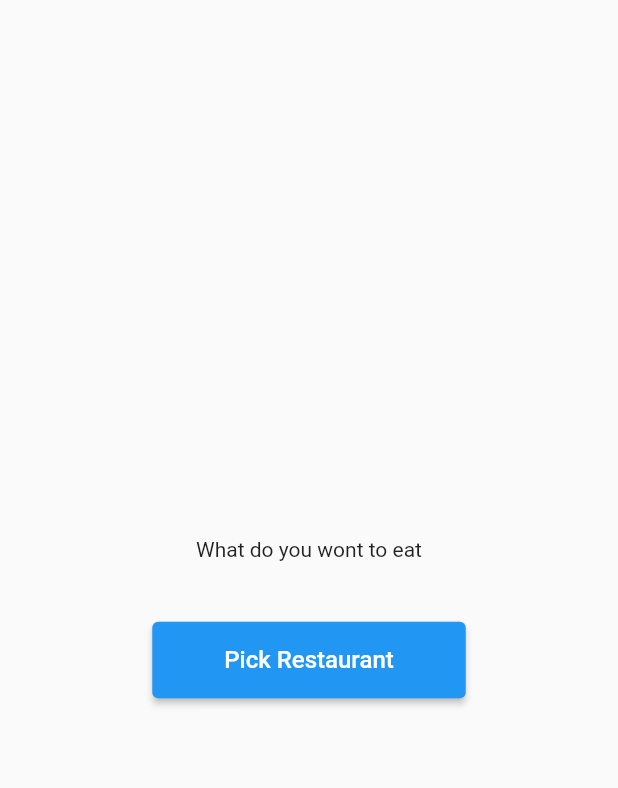
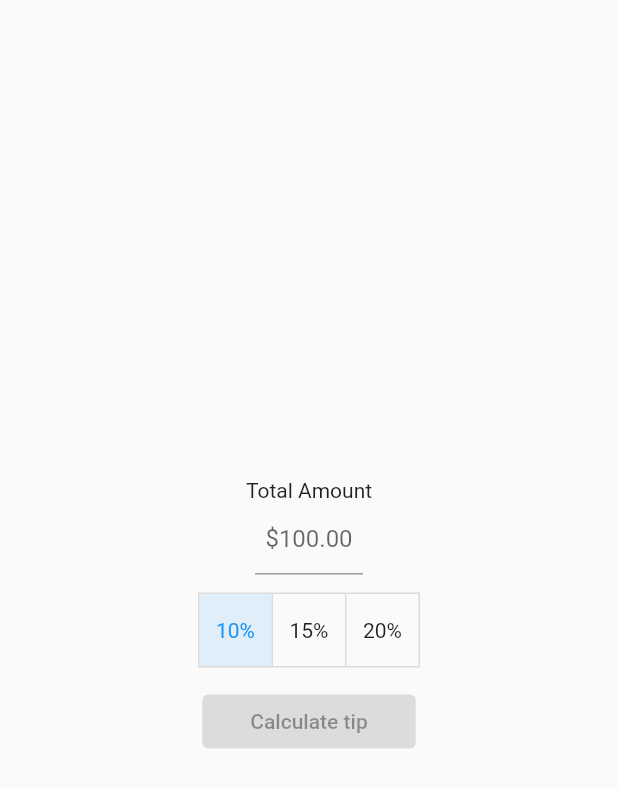
Before and after one commit to Montalmo/killo_project, a Flutter app: the screen it shows after launch, on a phone screen of 412 x 824 dp. Shown: the top 788 px of the screen. Run offline on Flutter 3.47's test engine with Material 2 defaults, Android fonts, the phone set to English and light mode, and no system bars; statements that could not run were skipped.

Commit message:
first commit 02

```diff
--- /dev/null
+++ b/lib/day02.dart
@@ -0,0 +1,77 @@
+import 'package:flutter/material.dart';
+import 'package:flutter/src/widgets/container.dart';
+import 'package:flutter/src/widgets/framework.dart';
+
+class Day02 extends StatefulWidget {
+  const Day02({super.key});
+
+  @override
+  State<Day02> createState() => _Day02State();
+}
+
+class _Day02State extends State<Day02> {
+  final controller = TextEditingController();
+
+  List<bool> _selection = [true, false, false];
+
+  @override
+  Widget build(BuildContext context) {
+    return MaterialApp(
+      home: Scaffold(
+        body: Center(
+          child: Column(
+            mainAxisAlignment: MainAxisAlignment.center,
+            children: [
+              const Text('Total Amount'),
+              SizedBox(
+                width: 72.0,
+                child: TextField(
+                  controller: controller,
+                  textAlign: TextAlign.center,
+                  decoration: InputDecoration(hintText: '\$100.00'),
+                  keyboardType: TextInputType.numberWithOptions(decimal: true),
+                ),
+              ),
+              const SizedBox(
+                height: 12.0,
+              ),
+              ToggleButtons(
+                children: [
+                  Text('10%'),
+                  Text('15%'),
+                  Text('20%'),
+                ],
+                isSelected: _selection,
+                onPressed: updateSelection,
+              ),
+              const SizedBox(
+                height: 12.0,
+              ),
+              ElevatedButton(
+                style:
+                onPressed: () {},
+                child: Padding(
+                  padding: const EdgeInsets.symmetric(
+                    horizontal: 16.0,
+                    vertical: 8.0,
+                  ),
+                  child: Text('Calculate tip'),
+                ),
+              ),
+            ],
+          ),
+        ),
+      ),
+    );
+  }
+
+  void updateSelection(int selectIndex) {
+    setState(
+      () {
+        for (int i = 0; i < _selection.length; i++) {
+          _selection[i] = selectIndex == i;
+        }
+      },
+    );
+  }
+}
--- a/lib/main.dart
+++ b/lib/main.dart
@@ -1,75 +1,7 @@
-import 'dart:math';
 import 'package:flutter/material.dart';
+import 'package:killo_project/day02.dart';
+// import 'package:killo_project/restaurant_random_page.dart';
 
 void main() {
-  runApp(MyApp());
+  runApp(Day02());
 }
-
-class MyApp extends StatefulWidget {
-  MyApp({super.key});
-
-  List<String> restaurants = <String>[
-    'McDonald`s',
-    'Roscoe`s Chicken & Waffels',
-    'Olive Garden',
-    'Panda Express',
-    'Subway'
-  ];
-
-  int? currentIndex;
-
-  @override
-  State<MyApp> createState() => _MyAppState();
-}
-
-class _MyAppState extends State<MyApp> {
-  @override
-  Widget build(BuildContext context) {
-    return MaterialApp(
-      debugShowCheckedModeBanner: false,
-      home: Scaffold(
-        body: Center(
-          child: Column(
-            mainAxisAlignment: MainAxisAlignment.center,
-            children: [
-              const Text('What do you wont to eat'),
-              const SizedBox(
-                height: 8.0,
-              ),
-              widget.currentIndex != null
-                  ? Text(
-                      widget.restaurants[widget.currentIndex!],
-                      textAlign: TextAlign.center,
-                      style: const TextStyle(
-                          fontSize: 32.0, fontWeight: FontWeight.w600),
-                    )
-                  : const Text(''),
-              const SizedBox(
-                height: 16.0,
-              ),
-              ElevatedButton(
-                onPressed: updateIndex,
-                child: Padding(
-                  padding: const EdgeInsets.symmetric(
-                      vertical: 16.0, horizontal: 32),
-                  child: const Text(
-                    'Pick Restaurant',
-                    style: TextStyle(fontSize: 16.0),
-                  ),
-                ),
-              ),
-            ],
-          ),
-        ),
-      ),
-    );
-  }
-
-  void updateIndex() {
-    final random = Random();
-    final index = random.nextInt(widget.restaurants.length);
-    setState(() {
-      widget.currentIndex = index;
-    });
-  }
-}
--- /dev/null
+++ b/lib/restaurant_random_page.dart
@@ -0,0 +1,71 @@
+import 'dart:math';
+import 'package:flutter/material.dart';
+
+class RestRandom extends StatefulWidget {
+  RestRandom({super.key});
+
+  List<String> restaurants = <String>[
+    'McDonald`s',
+    'Roscoe`s Chicken & Waffels',
+    'Olive Garden',
+    'Panda Express',
+    'Subway'
+  ];
+
+  int? currentIndex;
+
+  @override
+  State<RestRandom> createState() => _RestRandomState();
+}
+
+class _RestRandomState extends State<RestRandom> {
+  @override
+  Widget build(BuildContext context) {
+    return MaterialApp(
+      debugShowCheckedModeBanner: false,
+      home: Scaffold(
+        body: Center(
+          child: Column(
+            mainAxisAlignment: MainAxisAlignment.center,
+            children: [
+              const Text('What do you wont to eat'),
+              const SizedBox(
+                height: 8.0,
+              ),
+              widget.currentIndex != null
+                  ? Text(
+                      widget.restaurants[widget.currentIndex!],
+                      textAlign: TextAlign.center,
+                      style: const TextStyle(
+                          fontSize: 32.0, fontWeight: FontWeight.w600),
+                    )
+                  : const Text(''),
+              const SizedBox(
+                height: 16.0,
+              ),
+              ElevatedButton(
+                onPressed: updateIndex,
+                child: Padding(
+                  padding: const EdgeInsets.symmetric(
+                      vertical: 16.0, horizontal: 32),
+                  child: const Text(
+                    'Pick Restaurant',
+                    style: TextStyle(fontSize: 16.0),
+                  ),
+                ),
+              ),
+            ],
+          ),
+        ),
+      ),
+    );
+  }
+
+  void updateIndex() {
+    final random = Random();
+    final index = random.nextInt(widget.restaurants.length);
+    setState(() {
+      widget.currentIndex = index;
+    });
+  }
+}
```
